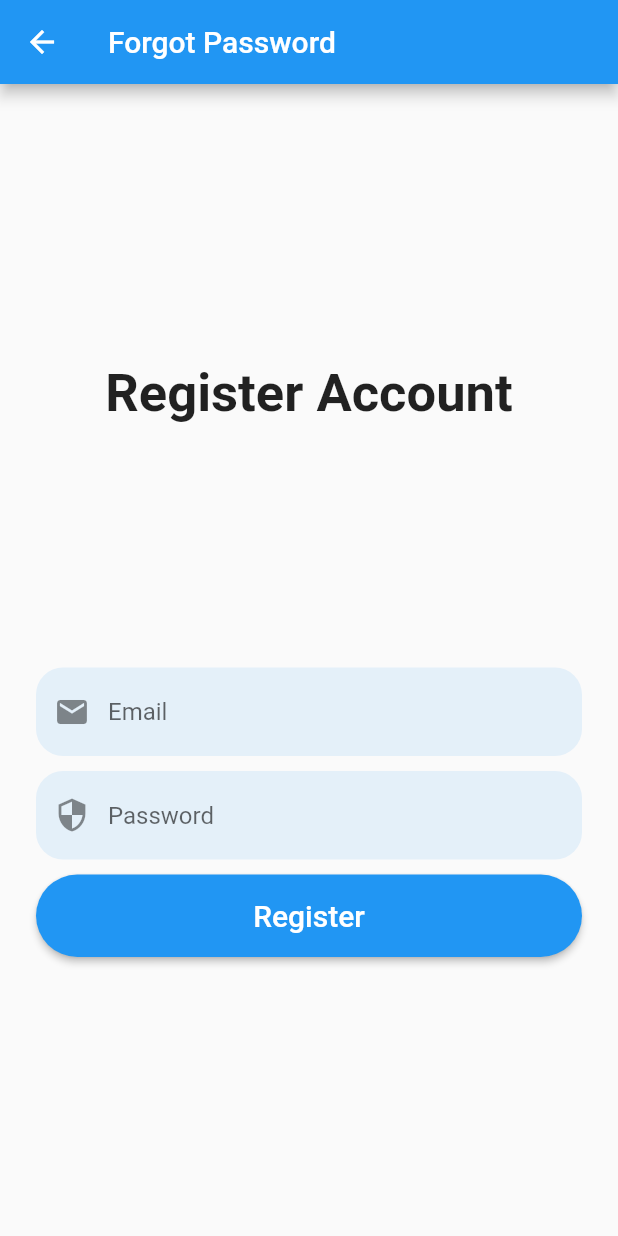
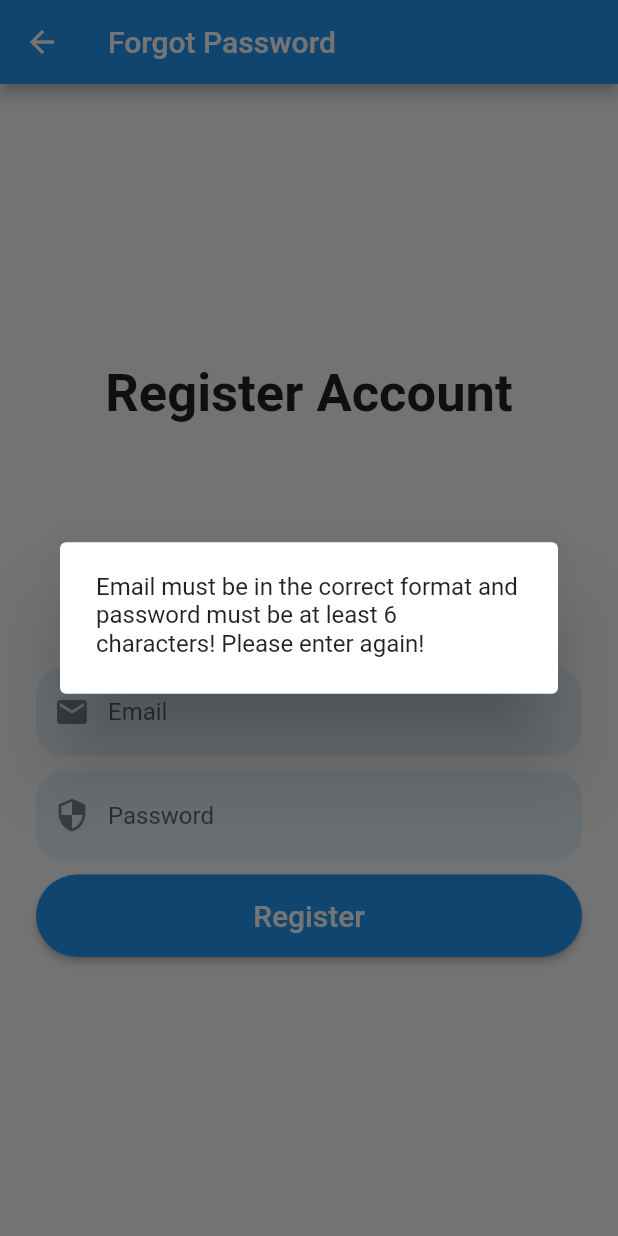
Before and after one commit to shinoasada1907/note_app, a Flutter app: the RegisterPage screen opened directly, after a tap on "Register", on a phone screen of 412 x 824 dp. Run offline on Flutter 3.47's test engine with Material 2 defaults, Android fonts, the phone set to English and light mode, and no system bars; our stand-ins replace cloud_firestore, firebase_auth, firebase_core, google_fonts; accounts and stored records are empty.

Commit message:
check email and password

```diff
--- a/lib/screens/register.dart
+++ b/lib/screens/register.dart
@@ -122,6 +122,9 @@ class _RegisterPageState extends State<RegisterPage> {
         const SizedBox(height: 10),
         ElevatedButton(
           onPressed: () async {
+            if (RegExp("^[a-zA-Z0-9+_.-]+@[a-zA-Z0-9.-]+.[a-z]")
+                    .hasMatch(_usernameController.text) &&
+                _passwordController.text.length >= 6) {
               User? user = await signUp(
                   _usernameController.text, _passwordController.text);
               if (user != null) {
@@ -134,6 +137,16 @@ class _RegisterPageState extends State<RegisterPage> {
                     builder: (context) => HomeScreen(),
                   ),
                 );
+              }
+            } else {
+              showDialog(
+                  context: context,
+                  builder: (context) {
+                    return const AlertDialog(
+                      content: Text(
+                          'Email must be in the correct format and password must be at least 6 characters! Please enter again!'),
+                    );
+                  });
             }
           },
           child: const Text(
```
Also changed, not shown: lib/screens/forgotpassword.dart (+39 -17 lines), lib/screens/login.dart (+16 -2 lines). Lines whose indentation alone changed are shown as unchanged.
